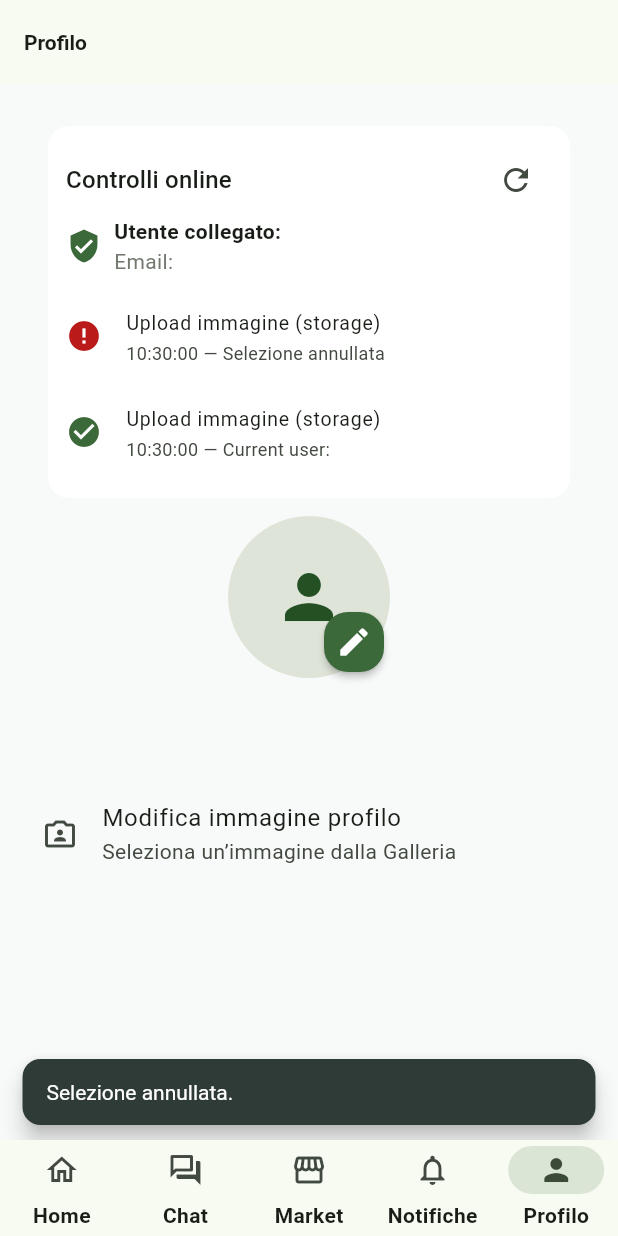
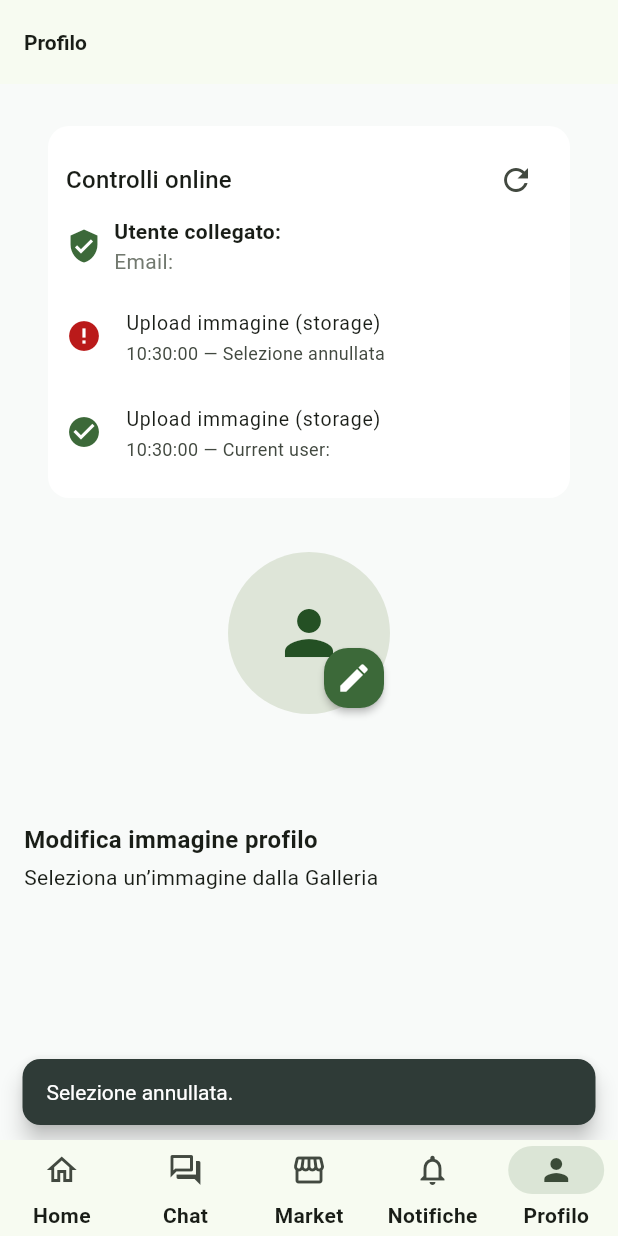
Before and after one commit to PAN-AWS/pan_app, a Flutter app: the screen it shows once a user with an empty profile is signed in, item 5 of the bottom bar chosen, after a tap on the "edit" icon, on a phone screen of 412 x 824 dp. Run offline on Flutter 3.47's test engine with Material 3 defaults, Android fonts, the phone set to English and light mode, and no system bars; our stand-ins replace cloud_firestore, firebase_auth, firebase_core, firebase_storage, google_sign_in, image_picker; missing offline and left inert: dart:html; accounts and stored records are empty.

Commit message:
Fix avatar upload state duplication

```diff
--- a/lib/features/profile/profile_page.dart
+++ b/lib/features/profile/profile_page.dart
@@ -1,4 +1,5 @@
 import 'dart:typed_data';
+
 import 'package:cloud_firestore/cloud_firestore.dart';
 import 'package:firebase_auth/firebase_auth.dart';
 import 'package:firebase_core/firebase_core.dart';
@@ -11,6 +12,7 @@ import '../../utils/sync_status.dart';
 
 class ProfilePage extends StatefulWidget {
   const ProfilePage({super.key});
+
   @override
   State<ProfilePage> createState() => _ProfilePageState();
 }
@@ -21,6 +23,16 @@ class _ProfilePageState extends State<ProfilePage> {
   final _picker = ImagePicker();
 
   bool _busy = false;
+
+  /// URL locale (con cache bust) dell’avatar appena caricato.
+  String? _avatarUrl;
+
+  @override
+  void initState() {
+    super.initState();
+    final user = _auth.currentUser;
+    _avatarUrl = user?.photoURL;
+  }
 
   Future<void> _pickAndUpload() async {
     final user = _auth.currentUser;
@@ -46,10 +58,10 @@ class _ProfilePageState extends State<ProfilePage> {
       );
 
       // 1) Scegli immagine
-      final XFile? picked = await _picker.pickImage(
+      final picked = await _picker.pickImage(
         source: ImageSource.gallery,
-        maxWidth: 1024,
-        maxHeight: 1024,
+        maxWidth: 1200,
+        maxHeight: 1200,
         imageQuality: 88,
       );
 
@@ -64,6 +76,7 @@ class _ProfilePageState extends State<ProfilePage> {
         );
         return;
       }
+
       debugPrint('[PROFILE] picked: name=${picked.name}, bytes?');
       SyncStatusController.instance.add(
         title: 'Upload immagine',
@@ -75,20 +88,33 @@ class _ProfilePageState extends State<ProfilePage> {
       // 2) Bytes + metadata
       final Uint8List bytes = await picked.readAsBytes();
 
-      // Le regole Firebase condivise per Storage/Firestore prevedono cartelle
-      // per-utente sia private (users) sia pubbliche (public_profiles). Per le
-      // immagini profilo manteniamo la versione pubblica così da essere
-      // leggibile dal Marketplace e coerente con le regole di scrittura che
-      // accettano solo il proprietario.
+      // Bucket corretto preso dalla console Storage
+      const String targetBucket = 'pan-nativa-progetto.firebasestorage.app';
+
+      // Istanziamo FirebaseStorage puntando esplicitamente a quel bucket
+      final FirebaseStorage storage =
+          FirebaseStorage.instanceFor(bucket: targetBucket);
+
+      // ref sul percorso public_profiles/<uid>/avatar.jpg
+      final ref = storage
+          .ref()
+          .child('public_profiles')
+          .child(user.uid)
+          .child('avatar.jpg');
+
+      // metadata (content-type)
+      final metadata =
+          SettableMetadata(contentType: _inferContentType(picked.name));
+
+      // log di debug utili
       final configuredBucket = Firebase.app().options.storageBucket;
-      final storage = configuredBucket != null
-          ? FirebaseStorage.instanceFor(bucket: configuredBucket)
-          : FirebaseStorage.instance;
-      final ref = storage.ref().child('public_profiles').child(user.uid).child('avatar.jpg');
-      final metadata = SettableMetadata(contentType: _inferContentType(picked.name));
+      debugPrint('[PROFILE] storage bucket configured=$configuredBucket');
+      debugPrint('[AVATAR] storage bucket=${storage.bucket}');
+      debugPrint(
+        '[PROFILE] upload to ${ref.fullPath} '
+        'contentType=${metadata.contentType} size=${bytes.lengthInBytes}',
+      );
 
-      debugPrint('[PROFILE] storage bucket configured=$configuredBucket ref.bucket=${ref.bucket}');
-      debugPrint('[PROFILE] upload to ${ref.fullPath} contentType=${metadata.contentType} size=${bytes.lengthInBytes}');
       SyncStatusController.instance.add(
         title: 'Upload immagine',
         message: 'Invio a ${ref.fullPath}',
@@ -100,14 +126,18 @@ class _ProfilePageState extends State<ProfilePage> {
       try {
         debugPrint('Upload avatar: inizio');
         debugPrint('Upload avatar: bucket=${ref.bucket} path=${ref.fullPath}');
+
         final task = ref.putData(bytes, metadata);
 
-        // opzionale: progress
         task.snapshotEvents.listen(
           (s) {
             final total = (s.totalBytes == 0 ? 1 : s.totalBytes);
-            final pct = (s.bytesTransferred / total * 100).toStringAsFixed(0);
-            debugPrint('[PROFILE] upload state=${s.state} $pct% (${s.bytesTransferred}/$total)');
+            final pct =
+                (s.bytesTransferred / total * 100).toStringAsFixed(0);
+            debugPrint(
+              '[PROFILE] upload state=${s.state} $pct% '
+              '(${s.bytesTransferred}/$total)',
+            );
           },
           onError: (Object e, StackTrace st) {
             debugPrint('[PROFILE] upload error: $e');
@@ -116,6 +146,7 @@ class _ProfilePageState extends State<ProfilePage> {
 
         await task.whenComplete(() => null);
         debugPrint('Upload avatar: COMPLETATO');
+
         SyncStatusController.instance.add(
           title: 'Upload immagine',
           message: 'Upload completato',
@@ -133,7 +164,7 @@ class _ProfilePageState extends State<ProfilePage> {
         rethrow;
       }
 
-      // 4) URL
+      // 4) URL di download
       final url = await ref.getDownloadURL();
       debugPrint('[PROFILE] got URL: $url');
       SyncStatusController.instance.add(
@@ -143,18 +174,26 @@ class _ProfilePageState extends State<ProfilePage> {
         category: 'storage',
       );
 
-      // 5) Aggiorna Auth + Firestore
+      // 5) Aggiorna Auth + Firestore (public profile consigliato)
       await user.updatePhotoURL(url);
+
       await Future.wait([
-        _db.collection('users').doc(user.uid).set({
-          'photoURL': url,
-          'updatedAt': FieldValue.serverTimestamp(),
-        }, SetOptions(merge: true)),
-        _db.collection('public_profiles').doc(user.uid).set({
-          'photoURL': url,
-          'updatedAt': FieldValue.serverTimestamp(),
-        }, SetOptions(merge: true)),
+        _db.collection('public_profiles').doc(user.uid).set(
+          {
+            'avatarUrl': url,
+            'updatedAt': FieldValue.serverTimestamp(),
+          },
+          SetOptions(merge: true),
+        ),
+        _db.collection('users').doc(user.uid).set(
+          {
+            'photoURL': url,
+            'updatedAt': FieldValue.serverTimestamp(),
+          },
+          SetOptions(merge: true),
+        ),
       ]);
+
       debugPrint('[PROFILE] auth+firestore (private+public) updated');
       SyncStatusController.instance.add(
         title: 'Upload immagine',
@@ -163,16 +202,22 @@ class _ProfilePageState extends State<ProfilePage> {
         category: 'storage',
       );
 
-      // 6) Refresh UI
+      // 6) Refresh UI e cache-busting
       await user.reload();
       if (!mounted) return;
-      setState(() {});
+      setState(() {
+        _avatarUrl =
+            '$url?ts=${DateTime.now().millisecondsSinceEpoch}';
+      });
       _snack('Immagine profilo aggiornata.');
     } on FirebaseException catch (e) {
-      debugPrint('[PROFILE][FIREBASE-ERROR] code=${e.code} message=${e.message}');
-      final hint = (e.code == 'permission-denied' || e.code == 'unauthorized')
-          ? 'Autorizzazione negata: verifica che le regole Firebase permettano a ${user.uid} '
-              'di scrivere in public_profiles/${user.uid}.'
+      debugPrint(
+        '[PROFILE][FIREBASE-ERROR] code=${e.code} message=${e.message}',
+      );
+      final hint = (e.code == 'permission-denied' ||
+              e.code == 'unauthorized')
+          ? 'Autorizzazione negata: verifica che le regole Firebase permettano a ${_auth.currentUser?.uid} '
+              'di scrivere in public_profiles/${_auth.currentUser?.uid}.'
           : (e.message ?? e.code);
       _snack('Errore Firebase: $hint');
       SyncStatusController.instance.add(
@@ -195,17 +240,10 @@ class _ProfilePageState extends State<ProfilePage> {
     }
   }
 
-  String _inferContentType(String name) {
-    final n = name.toLowerCase();
-    if (n.endsWith('.png')) return 'image/png';
-    if (n.endsWith('.webp')) return 'image/webp';
-    if (n.endsWith('.heic')) return 'image/heic';
-    return 'image/jpeg';
-  }
-
   void _snack(String msg) {
     if (!mounted) return;
-    ScaffoldMessenger.of(context).showSnackBar(SnackBar(content: Text(msg)));
+    ScaffoldMessenger.of(context)
+        .showSnackBar(SnackBar(content: Text(msg)));
   }
 
   @override
@@ -227,14 +265,26 @@ class _ProfilePageState extends State<ProfilePage> {
           );
         }
 
-        final docRef = _db.collection('users').doc(user.uid);
+        final docRef =
+            _db.collection('public_profiles').doc(user.uid);
         return StreamBuilder<DocumentSnapshot>(
           stream: docRef.snapshots(),
           builder: (context, sDoc) {
-            final data = (sDoc.data?.data() as Map<String, dynamic>?) ?? {};
-            final String photoUrl = (data['photoURL'] is String && (data['photoURL'] as String).trim().isNotEmpty)
-                ? (data['photoURL'] as String).trim()
-                : (user.photoURL ?? '');
+            final data =
+                (sDoc.data?.data() as Map<String, dynamic>?) ?? {};
+            final String firestoreAvatar =
+                (data['avatarUrl'] is String &&
+                        (data['avatarUrl'] as String)
+                            .trim()
+                            .isNotEmpty)
+                    ? (data['avatarUrl'] as String).trim()
+                    : '';
+            final String displayAvatar = _avatarUrl ??
+                (firestoreAvatar.isNotEmpty
+                    ? firestoreAvatar
+                    : (user.photoURL ?? ''));
+
+            final String photoUrl = displayAvatar;
 
             return Scaffold(
               appBar: AppBar(title: const Text('Profilo')),
@@ -242,15 +292,23 @@ class _ProfilePageState extends State<ProfilePage> {
                 padding: const EdgeInsets.all(16),
                 children: [
                   const SyncStatusPanel(title: 'Controlli online'),
+                  const SizedBox(height: 24),
                   Center(
                     child: Stack(
                       children: [
                         CircleAvatar(
                           radius: 54,
-                          backgroundColor: Theme.of(context).colorScheme.surfaceVariant,
-                          backgroundImage: (photoUrl.isNotEmpty) ? NetworkImage(photoUrl) : null,
+                          backgroundColor: Theme.of(context)
+                              .colorScheme
+                              .surfaceVariant,
+                          backgroundImage: (photoUrl.isNotEmpty)
+                              ? NetworkImage(photoUrl)
+                              : null,
                           child: (photoUrl.isEmpty)
-                              ? const Icon(Icons.person, size: 48)
+                              ? const Icon(
+                                  Icons.person,
+                                  size: 48,
+                                )
                               : null,
                         ),
                         Positioned(
@@ -261,10 +319,12 @@ class _ProfilePageState extends State<ProfilePage> {
                             onPressed: _busy ? null : _pickAndUpload,
                             child: _busy
                                 ? const SizedBox(
-                              width: 20,
-                              height: 20,
-                              child: CircularProgressIndicator(strokeWidth: 2),
-                            )
+                                    width: 18,
+                                    height: 18,
+                                    child: CircularProgressIndicator(
+                                      strokeWidth: 2,
+                                    ),
+                                  )
                                 : const Icon(Icons.edit),
                           ),
                         ),
@@ -274,23 +334,24 @@ class _ProfilePageState extends State<ProfilePage> {
                   const SizedBox(height: 16),
                   Center(
                     child: Text(
-                      user.email ?? 'Utente',
+                      user.email ?? '',
                       style: Theme.of(context).textTheme.titleMedium,
                     ),
                   ),
-                  const SizedBox(height: 24),
-                  ListTile(
-                    leading: const Icon(Icons.photo_camera_front_outlined),
-                    title: const Text('Modifica immagine profilo'),
-                    subtitle: const Text('Seleziona un’immagine dalla Galleria'),
-                    trailing: _busy
-                        ? const SizedBox(width: 20, height: 20, child: CircularProgressIndicator(strokeWidth: 2))
-                        : null,
-                    onTap: _busy ? null : _pickAndUpload,
+                  const SizedBox(height: 32),
+                  const Text(
+                    'Modifica immagine profilo',
+                    style: TextStyle(
+                      fontWeight: FontWeight.bold,
+                      fontSize: 16,
+                    ),
                   ),
+                  const SizedBox(height: 4),
+                  const Text('Seleziona un’immagine dalla Galleria'),
                 ],
               ),
-              bottomNavigationBar: const AppNavBar(currentIndex: 4),
+              bottomNavigationBar:
+                  const AppNavBar(currentIndex: 4),
             );
           },
         );
@@ -298,3 +359,13 @@ class _ProfilePageState extends State<ProfilePage> {
     );
   }
 }
+
+String _inferContentType(String fileName) {
+  final lower = fileName.toLowerCase();
+  if (lower.endsWith('.png')) return 'image/png';
+  if (lower.endsWith('.jpg') || lower.endsWith('.jpeg')) {
+    return 'image/jpeg';
+  }
+  if (lower.endsWith('.gif')) return 'image/gif';
+  return 'application/octet-stream';
+}
```
